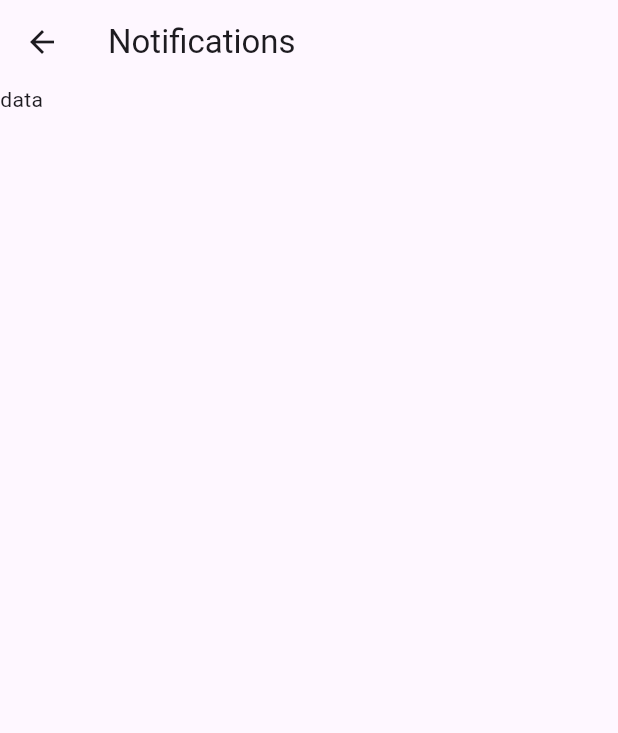
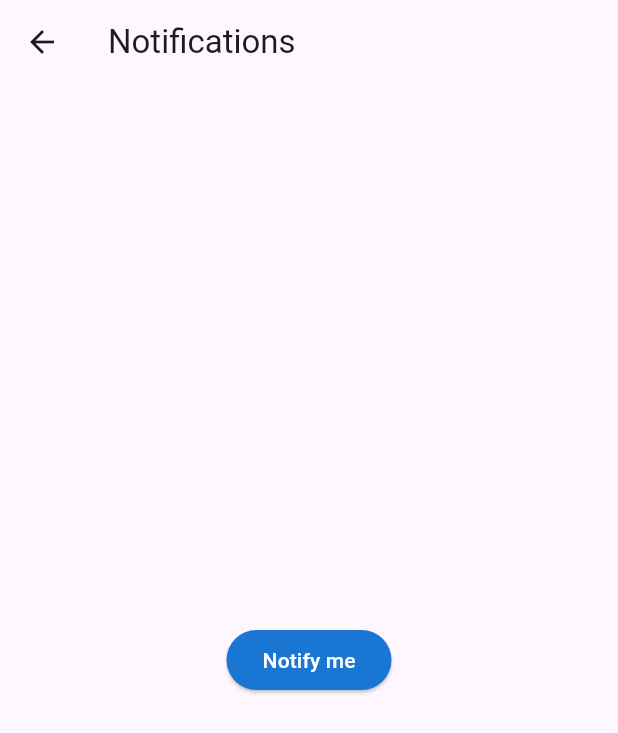
Before and after one commit to ppsshubham01/S_Chat, a Flutter app: the screen it shows once a user with an empty profile is signed in, after a tap on the "notifications" icon, on a phone screen of 412 x 824 dp. Shown: the top 733 px of the screen. Run offline on Flutter 3.47's test engine with Material 3 defaults, Android fonts, the light colour scheme and no system bars; our stand-ins replace cached_network_image, camera, cloud_firestore, connectivity_plus, firebase_auth, firebase_core and 11 more; missing offline and left inert: crop_image; accounts and stored records are empty; network calls fail.

Commit message:
implementation localNotification - In Progress

```diff
--- a/lib/res/routes/routes.dart
+++ b/lib/res/routes/routes.dart
@@ -1,6 +1,5 @@
 
 import 'package:get/get.dart';
-
 import 'package:s_chat/res/routes/routes_name.dart';
 import 'package:s_chat/screens/auth_screens/welcom_phone_auth.dart';
 import 'package:s_chat/screens/home_screens/home_page.dart';
@@ -8,7 +7,6 @@ import 'package:s_chat/screens/home_screens/home_screens.dart';
 import 'package:s_chat/screens/home_screens/news_page.dart';
 import 'package:s_chat/screens/home_screens/notes_page.dart';
 import 'package:s_chat/screens/home_screens/setting_page.dart';
-import 'package:s_chat/screens/notes_screen/notes_editScreen.dart';
 
 class AppRoutes{
 
--- a/lib/res/theme.dart
+++ b/lib/res/theme.dart
@@ -36,11 +36,9 @@ abstract class _DarkColors {
   /// Light theme and its settings.
   ThemeData get light => ThemeData(
         brightness: Brightness.light,
-        colorScheme: lightBase.colorScheme.copyWith(secondary: accentColor),
         visualDensity: visualDensity,
         textTheme:
             GoogleFonts.mulishTextTheme().apply(bodyColor: AppColors.textDark),
-        backgroundColor: _LightColors.background,
         appBarTheme: lightBase.appBarTheme.copyWith(
           iconTheme: lightBase.iconTheme,
           backgroundColor: Colors.transparent,
@@ -59,19 +57,17 @@ abstract class _DarkColors {
         ),
         cardColor: _LightColors.card,
         primaryTextTheme: const TextTheme(
-          headline6: TextStyle(color: AppColors.textDark),
+          titleLarge: TextStyle(color: AppColors.textDark),
         ),
-        iconTheme: const IconThemeData(color: AppColors.iconDark),
+        iconTheme: const IconThemeData(color: AppColors.iconDark), colorScheme: lightBase.colorScheme.copyWith(secondary: accentColor).copyWith(background: _LightColors.background),
       );
 
   /// Dark theme and its settings.
   ThemeData get dark => ThemeData(
         brightness: Brightness.dark,
-        colorScheme: darkBase.colorScheme.copyWith(secondary: accentColor),
         visualDensity: visualDensity,
         textTheme:
             GoogleFonts.interTextTheme().apply(bodyColor: AppColors.textLigth),
-        backgroundColor: _DarkColors.background,
         appBarTheme: darkBase.appBarTheme.copyWith(
           backgroundColor: Colors.transparent,
           elevation: 0,
@@ -88,8 +84,8 @@ abstract class _DarkColors {
         ),
         cardColor: _DarkColors.card,
         primaryTextTheme: const TextTheme(
-          headline6: TextStyle(color: AppColors.textLigth),
+          titleLarge: TextStyle(color: AppColors.textLigth),
         ),
-        iconTheme: const IconThemeData(color: AppColors.iconLight),
+        iconTheme: const IconThemeData(color: AppColors.iconLight), colorScheme: darkBase.colorScheme.copyWith(secondary: accentColor).copyWith(background: _DarkColors.background),
       );
 }
--- a/lib/screens/auth_screens/login_screen.dart
+++ b/lib/screens/auth_screens/login_screen.dart
@@ -1,4 +1,3 @@
-import 'package:firebase_auth/firebase_auth.dart';
 import 'package:flutter/material.dart';
 import 'package:get/get.dart';
 import 'package:s_chat/res/components/round_button.dart';
@@ -69,7 +68,7 @@ class _LoginScreenState extends State<LoginScreen> {
               obscuringCharacter: '@',
               keyboardType: TextInputType.visiblePassword,
             ),
-            SizedBox(
+            const SizedBox(
               height: 15,
             ),
             RoundButton(title: "Login", onPress: () {
--- a/lib/screens/auth_screens/otp_screen.dart
+++ b/lib/screens/auth_screens/otp_screen.dart
@@ -1,5 +1,3 @@
-import 'dart:math';
-
 import 'package:firebase_auth/firebase_auth.dart';
 import 'package:flutter/material.dart';
 import 'package:s_chat/res/components/round_button.dart';
--- a/lib/screens/auth_screens/welcom_phone_auth.dart
+++ b/lib/screens/auth_screens/welcom_phone_auth.dart
@@ -2,16 +2,15 @@ import 'package:cloud_firestore/cloud_firestore.dart';
 import 'package:firebase_auth/firebase_auth.dart';
 import 'package:flutter/material.dart';
 import 'package:get/get.dart';
-import 'package:google_sign_in/google_sign_in.dart';
-import 'package:s_chat/res/components/round_Textfield.dart';
 import 'package:s_chat/res/components/round_button.dart';
 import 'package:s_chat/screens/auth_screens/otp_screen.dart';
 import 'package:s_chat/screens/home_screens/home_screens.dart';
 import 'package:s_chat/screens/home_screens/setting_page.dart';
 import 'package:s_chat/services/firebase_api.dart';
 
+import '../../controllers/variable_controller.dart';
 import '../../services/auth_services/auth_services.dart';
-import 'login_screen.dart';
+import '../../widgets/comman.dart';
 
 class PhoneAuth extends StatefulWidget {
   const PhoneAuth({super.key});
@@ -25,6 +24,9 @@ class _PhoneAuthState extends State<PhoneAuth> {
   Rx<User?> savedUser = Rx<User?>(null);
   final FirebaseFirestore _firestore = FirebaseFirestore.instance;
   final FirebaseApi firebaseApi = FirebaseApi();
+
+  VariableController variableController = Get.put(VariableController());
+
 
   final AuthServicesController authServicesController = AuthServicesController();
 
@@ -174,22 +176,6 @@ class _PhoneAuthState extends State<PhoneAuth> {
                 const SizedBox(
                   height: 5,
                 ),
-                // TextFormField(
-                //   decoration: InputDecoration(
-                //     enabledBorder: OutlineInputBorder(
-                //       borderRadius: BorderRadius.circular(12),
-                //       // borderSide: const BorderSide(color: Colors.grey),
-                //     ),
-                //     focusedBorder: OutlineInputBorder(
-                //       borderRadius: BorderRadius.circular(12),
-                //       borderSide: const BorderSide(color: Colors.grey),
-                //     ),
-                //     filled: true,
-                //     fillColor: Colors.grey,
-                //     hintText: 'Enter Password',
-                //   ),
-                //   controller: _passController,
-                // ),
                 const SizedBox(
                   height: 10,
                 ),
@@ -218,7 +204,7 @@ class _PhoneAuthState extends State<PhoneAuth> {
                   thickness: 3,
                 ),
                 Center(
-                  child: IconButton(
+                  child:  variableController.isLoading.value ? const CircularProgressIndicator() : IconButton(
                       onPressed: () {
                         authServicesController.signInWithGoogle();
                       },
--- a/lib/screens/chat_screens/notification_page.dart
+++ b/lib/screens/chat_screens/notification_page.dart
@@ -1,9 +1,12 @@
 import 'package:firebase_messaging/firebase_messaging.dart';
 import 'package:flutter/material.dart';
+import 'package:permission_handler/permission_handler.dart';
+import 'package:s_chat/services/notification_service.dart';
 
 class NotificationPage extends StatefulWidget {
-   NotificationPage({super.key,this.message});
-   RemoteMessage? message;
+  NotificationPage({super.key, this.message});
+
+  RemoteMessage? message;
 
   @override
   State<NotificationPage> createState() => _NotificationPageState();
@@ -11,24 +14,25 @@ class NotificationPage extends StatefulWidget {
 
 class _NotificationPageState extends State<NotificationPage> {
 
-
+  Future<void> requestPermission() async {
+    if (await Permission.notification.isDenied) {
+      await Permission.notification.request();
+    }
+  }
   @override
   Widget build(BuildContext context) {
     return Scaffold(
       appBar: AppBar(
         title: const Text('Notifications'),
       ),
-      body: Column(
-        children: [
-          // Text(widget.message!.notification!.title.toString()),
-          // Text(widget.message!.notification!.body.toString()),
-          // Text(widget.message!.data.toString()),
-          if (widget.message?.notification != null)
-            Text(widget.message!.notification!.title ?? 'titlle'),
-          if (widget.message?.notification != null)
-            Text(widget.message!.notification!.body ?? 'body'),
-          Text(widget.message?.data.toString() ?? 'data'),
-        ],
+      body: Center(
+        child: ElevatedButton(
+            onPressed: () async{
+              await requestPermission();
+              NotificationService().showNotification(title: 'Sample title', body: 'It works!');
+            },
+            style: ElevatedButton.styleFrom(backgroundColor: Colors.blue[700]),
+            child: const Text("Notify me",style: TextStyle(color: Colors.white),)),
       ),
     );
   }
--- a/lib/services/firebase_api.dart
+++ b/lib/services/firebase_api.dart
@@ -1,9 +1,7 @@
 import 'package:cloud_firestore/cloud_firestore.dart';
 import 'package:firebase_auth/firebase_auth.dart';
 import 'package:firebase_messaging/firebase_messaging.dart';
-import 'package:flutter/material.dart';
 import 'package:get/get.dart';
-import 'package:s_chat/res/widgets/dialog.dart';
 import 'package:s_chat/screens/chat_screens/notification_page.dart';
 
 class FirebaseApi {
--- a/pubspec.yaml
+++ b/pubspec.yaml
@@ -60,6 +60,7 @@ dependencies:
   crop_image: ^1.0.12
   firebase_crashlytics: ^3.5.4
   connectivity_plus: ^6.0.3
+  flutter_local_notifications: ^17.2.3
   #  stream_chat_flutter_core: ^7.2.0
 
 dev_dependencies:
```
Also changed, not shown: lib/controllers/variable_controller.dart (added, +7 -0 lines), lib/services/auth_services/auth_services.dart (+8 -3 lines), lib/services/notification_service.dart (added, +48 -0 lines), lib/widgets/comman.dart (added, +69 -0 lines), pubspec.lock, 6 other files.
